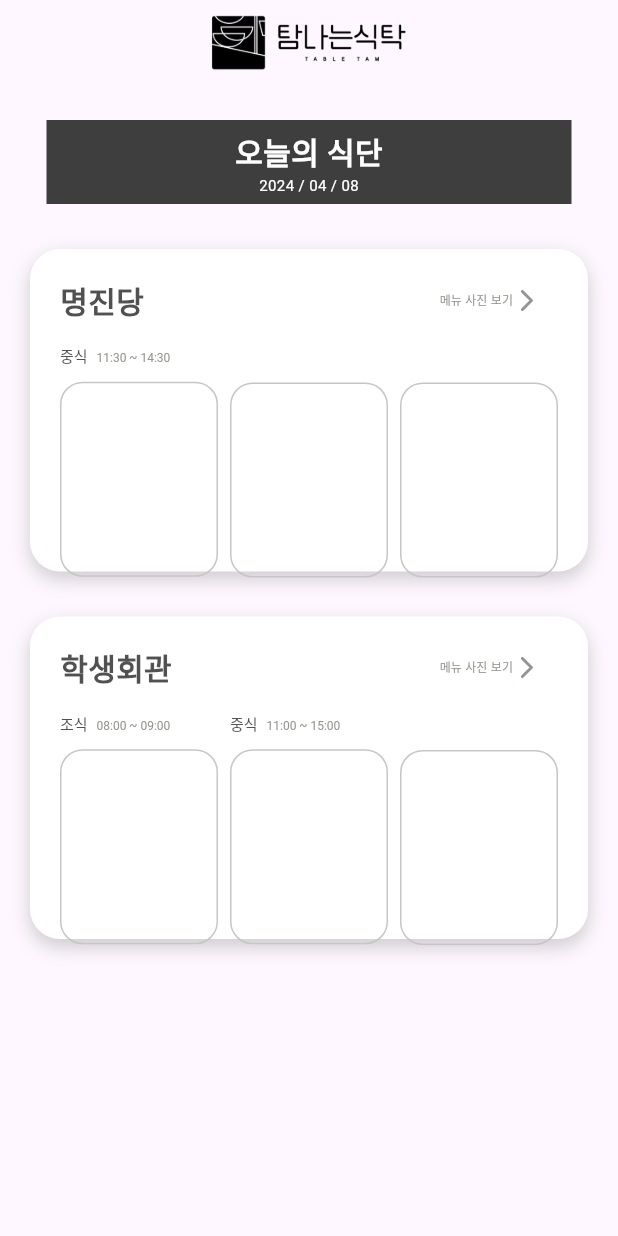
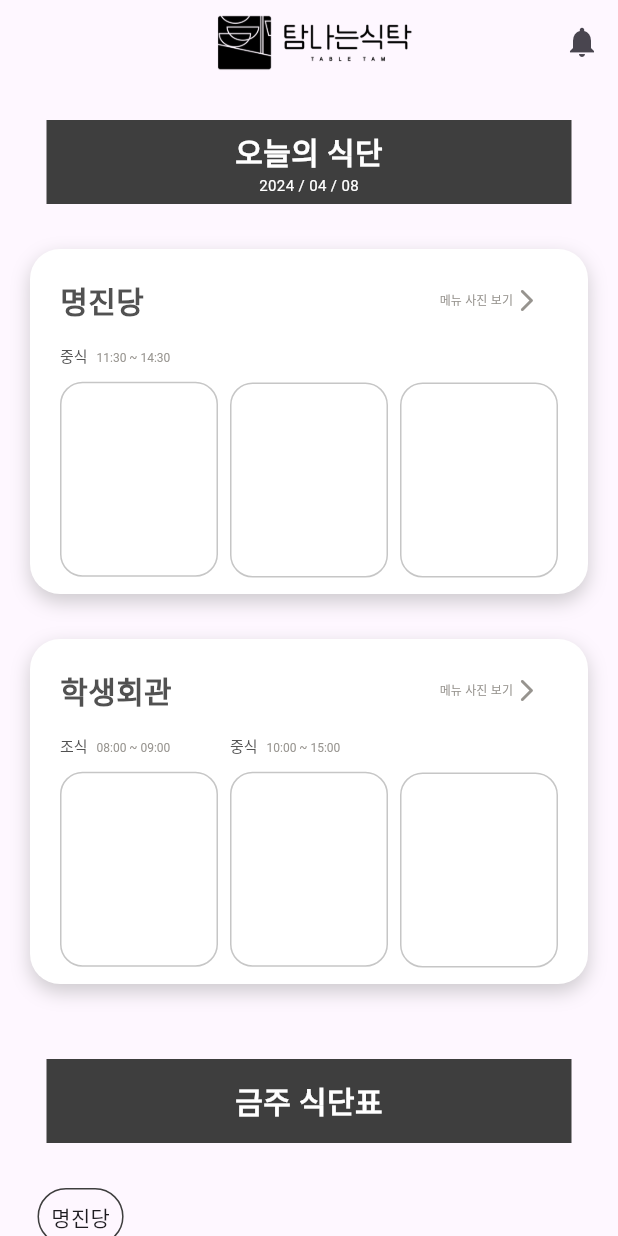
Before and after one commit to Team-Fiveguys/TAM-Cafeteria-Front, a Flutter app: the screen it shows after launch, on a phone screen of 412 x 824 dp. Run offline on Flutter 3.47's test engine with Material 3 defaults, Android fonts, the phone set to English and light mode, and no system bars.

Commit message:
메인 아래 화면, 알림 ui

```diff
--- a/lib/main.dart
+++ b/lib/main.dart
@@ -1,12 +1,13 @@
 import 'package:flutter/material.dart';
 import 'package:tam_cafeteria_front/screens/main_screen.dart';
+import 'package:tam_cafeteria_front/screens/notification_screen.dart';
 
 void main() {
-  runApp(const TamCafeteria());
+  runApp(const App());
 }
 
-class TamCafeteria extends StatelessWidget {
-  const TamCafeteria({super.key});
+class App extends StatelessWidget {
+  const App({super.key});
 
   // This widget is the root of your application.
   @override
@@ -21,16 +22,42 @@ class TamCafeteria extends StatelessWidget {
         appBar: PreferredSize(
           preferredSize: const Size.fromHeight(60),
           child: AppBar(
+            leading: Opacity(
+              // 투명한 아이콘 버튼 추가
+              opacity: 0.0,
+              child: IconButton(
+                icon: const Icon(Icons.menu),
+                onPressed: () {}, // 아무것도 하지 않음
+              ),
+            ),
+            actions: [
+              Builder(builder: (context) {
+                return IconButton(
+                  onPressed: () {
+                    Navigator.push(
+                      context,
+                      MaterialPageRoute(
+                        builder: (context) => const NotificationCenter(),
+                      ),
+                    );
+                  },
+                  icon: const Icon(Icons.notifications),
+                );
+              }),
+            ],
             title: Row(
               mainAxisAlignment: MainAxisAlignment.center,
               children: [
-                SizedBox(
+                Expanded(
+                  // Expanded로 Row의 자식을 감싸서 중앙 정렬 유지
+                  child: SizedBox(
                     height: 50,
                     child: Padding(
                       padding: const EdgeInsets.symmetric(vertical: 5),
                       child: Image.asset(
                         'assets/images/app_bar_logo.png',
                         fit: BoxFit.contain,
+                      ),
                     ),
                   ),
                 ),
--- /dev/null
+++ b/lib/models/cafeteria_model.dart
@@ -0,0 +1,9 @@
+class Cafeteria {
+  final String name, lunchHour;
+  final String? breakfastHour;
+
+  Cafeteria.fromJson(Map<String, dynamic> json)
+      : name = json['name'],
+        breakfastHour = json['breakfast_hour'],
+        lunchHour = json['lunch_hour'];
+}
--- a/lib/screens/main_screen.dart
+++ b/lib/screens/main_screen.dart
@@ -1,16 +1,34 @@
 import 'package:flutter/material.dart';
 import 'package:intl/intl.dart';
+import 'package:tam_cafeteria_front/models/cafeteria_model.dart';
 import 'package:tam_cafeteria_front/widgets/today_menu_info_widget.dart';
+import 'package:tam_cafeteria_front/widgets/week_menu_info_widget.dart';
 
 class MainScreen extends StatelessWidget {
   MainScreen({super.key});
 
   final DateTime now = DateTime.now();
   final DateFormat dateFormat = DateFormat('yyyy / MM / dd');
+
   @override
   Widget build(BuildContext context) {
-    // print(now);
-    return Padding(
+    final Map<String, dynamic> myongjin = {
+      'name': '명진당',
+      'lunch_hour': "11:30 ~ 14:30",
+    };
+
+    final Map<String, dynamic> hakgwan = {
+      'name': '학생회관',
+      'breakfast_hour': "08:00 ~ 09:00",
+      'lunch_hour': "10:00 ~ 15:00",
+    };
+
+    Cafeteria cafeteriaMyongjin = Cafeteria.fromJson(myongjin);
+    Cafeteria cafeteriaHakgwan = Cafeteria.fromJson(hakgwan);
+    return SingleChildScrollView(
+      child: Column(
+        children: [
+          Padding(
             padding: const EdgeInsets.all(20),
             child: Column(
               crossAxisAlignment: CrossAxisAlignment.center,
@@ -50,18 +68,59 @@ class MainScreen extends StatelessWidget {
                 const SizedBox(
                   height: 30,
                 ),
-          const TodayMenuInfo(
-            cafeteriaName: "명진당",
-            lunchHour: "11:30 ~ 14:30",
+                TodayMenuInfo(
+                  cafeteriaName: cafeteriaMyongjin.name,
+                  lunchHour: cafeteriaMyongjin.lunchHour,
                 ),
                 const SizedBox(
                   height: 30,
                 ),
-          const TodayMenuInfo(
-            cafeteriaName: "학생회관",
-            lunchHour: "11:00 ~ 15:00",
-            breakfastHour: "08:00 ~ 09:00",
+                TodayMenuInfo(
+                  cafeteriaName: cafeteriaHakgwan.name,
+                  lunchHour: cafeteriaHakgwan.lunchHour,
+                  breakfastHour: cafeteriaHakgwan.breakfastHour,
                 ),
+                const SizedBox(
+                  height: 30,
+                ),
+              ],
+            ),
+          ),
+          Container(
+            alignment: Alignment.center,
+            width: 350,
+            height: 56,
+            color: Theme.of(context).primaryColor,
+            child: const Padding(
+              padding: EdgeInsets.symmetric(
+                vertical: 5,
+              ),
+              child: Column(
+                mainAxisAlignment: MainAxisAlignment.center,
+                // crossAxisAlignment: CrossAxisAlignment.center,
+                children: [
+                  Text(
+                    '금주 식단표',
+                    style: TextStyle(
+                      color: Colors.white,
+                      fontSize: 20,
+                      fontWeight: FontWeight.bold,
+                    ),
+                  ),
+                ],
+              ),
+            ),
+          ),
+          Column(
+            children: [
+              WeekMenuInfo(
+                cafeteria: cafeteriaMyongjin,
+              ),
+              WeekMenuInfo(
+                cafeteria: cafeteriaHakgwan,
+              ),
+            ],
+          )
         ],
       ),
     );
--- a/lib/widgets/today_menu_info_widget.dart
+++ b/lib/widgets/today_menu_info_widget.dart
@@ -16,7 +16,7 @@ class TodayMenuInfo extends StatelessWidget {
   @override
   Widget build(BuildContext context) {
     return Container(
-      height: 215,
+      height: 230,
       decoration: BoxDecoration(
         color: Colors.white,
         borderRadius: BorderRadius.circular(20),
--- /dev/null
+++ b/lib/widgets/week_menu_info_widget.dart
@@ -0,0 +1,197 @@
+import 'package:flutter/material.dart';
+import 'package:tam_cafeteria_front/models/cafeteria_model.dart';
+
+class WeekMenuInfo extends StatelessWidget {
+  const WeekMenuInfo({
+    super.key,
+    required this.cafeteria,
+  });
+
+  final Cafeteria cafeteria;
+
+  @override
+  Widget build(BuildContext context) {
+    int today = DateTime.now().weekday; // 1: 월요일, 2: 화요일, ..., 7: 일요일
+    // 요일을 나타내는 문자열 리스트를 정의합니다.
+    List<String> days = ["월", "화", "수", "목", "금", "토", "일"];
+
+    // 오늘 요일을 리스트의 첫 번째 요소로 만들기 위해 리스트를 재배열합니다.
+    List<String> reorderedDays = [
+      days[today - 1],
+      ...days.where((day) => day != days[today - 1]),
+    ];
+
+    Color getBackgroundColor(int index) {
+      // 오늘 요일에 해당하는 아이템의 배경색을 다르게 설정합니다.
+      if (index == 0) {
+        return Colors.blue; // 오늘 요일에 대한 배경색
+      } else {
+        return Colors.white; // 기본 배경색
+      }
+    }
+
+    return Column(
+      children: [
+        const SizedBox(
+          height: 20,
+        ),
+        Padding(
+          padding: const EdgeInsets.symmetric(horizontal: 25, vertical: 10),
+          child: Align(
+            alignment: Alignment.centerLeft,
+            child: Container(
+              decoration: BoxDecoration(
+                border: Border.all(
+                  color: Theme.of(context).primaryColor,
+                  width: 1,
+                ),
+                borderRadius: BorderRadius.circular(20),
+              ),
+              child: Padding(
+                padding: const EdgeInsets.all(8.0),
+                child: Text(cafeteria.name),
+              ),
+            ),
+          ),
+        ),
+        if (cafeteria.breakfastHour != null)
+          Column(
+            children: [
+              Container(
+                decoration: BoxDecoration(
+                  color: Colors.grey[100],
+                ),
+                padding: const EdgeInsets.symmetric(
+                  horizontal: 30,
+                  vertical: 10,
+                ),
+                child: Row(
+                  crossAxisAlignment: CrossAxisAlignment.center,
+                  children: [
+                    Text(
+                      '조식',
+                      style: TextStyle(
+                        color: Theme.of(context).primaryColor,
+                        fontWeight: FontWeight.bold,
+                        fontSize: 20,
+                      ),
+                    ),
+                    const SizedBox(
+                      width: 8,
+                    ),
+                    Text(
+                      cafeteria.breakfastHour!,
+                      style: TextStyle(
+                        color: Theme.of(context).primaryColorLight,
+                        fontSize: 8,
+                      ),
+                    ),
+                  ],
+                ),
+              ),
+              const SizedBox(
+                height: 20,
+              ),
+              SizedBox(
+                height: 150, // ListView의 높이를 설정합니다.
+                child: ListView.builder(
+                  scrollDirection: Axis.horizontal, // 가로 방향으로 스크롤되도록 설정합니다.
+                  itemCount: reorderedDays.length, // 아이템의 개수를 설정합니다.
+                  itemBuilder: (context, index) {
+                    return SizedBox(
+                      width: 100, // 각 아이템의 너비를 설정합니다.
+
+                      child: Card(
+                        color: getBackgroundColor(
+                            index), // 오늘 요일에 대해서만 배경색을 설정합니다.
+                        child: Padding(
+                          padding: const EdgeInsets.all(8.0),
+                          child: Column(
+                            crossAxisAlignment: CrossAxisAlignment.start,
+                            children: [
+                              Text(reorderedDays[index]),
+                            ], // 요일을 표시합니다.
+                          ),
+                        ),
+                      ),
+                    );
+                  },
+                ),
+              ),
+              const SizedBox(
+                height: 30,
+              ),
+            ],
+          ),
+        Column(
+          children: [
+            Container(
+              decoration: BoxDecoration(
+                color: Colors.grey[100],
+              ),
+              padding: const EdgeInsets.symmetric(
+                horizontal: 30,
+                vertical: 10,
+              ),
+              child: Row(
+                crossAxisAlignment: CrossAxisAlignment.center,
+                children: [
+                  Text(
+                    '중식',
+                    style: TextStyle(
+                      color: Theme.of(context).primaryColor,
+                      fontWeight: FontWeight.bold,
+                      fontSize: 20,
+                    ),
+                  ),
+                  const SizedBox(
+                    width: 8,
+                  ),
+                  Text(
+                    cafeteria.lunchHour,
+                    style: TextStyle(
+                      color: Theme.of(context).primaryColorLight,
+                      fontSize: 8,
+                    ),
+                  ),
+                ],
+              ),
+            ),
+            const SizedBox(
+              height: 20,
+            ),
+            SizedBox(
+              height: 150, // ListView의 높이를 설정합니다.
+              child: ListView.builder(
+                scrollDirection: Axis.horizontal, // 가로 방향으로 스크롤되도록 설정합니다.
+                itemCount: reorderedDays.length, // 아이템의 개수를 설정합니다.
+                itemBuilder: (context, index) {
+                  return SizedBox(
+                    width: 100, // 각 아이템의 너비를 설정합니다.
+
+                    child: Card(
+                      color:
+                          getBackgroundColor(index), // 오늘 요일에 대해서만 배경색을 설정합니다.
+                      child: Padding(
+                        padding: const EdgeInsets.all(8.0),
+                        child: Column(
+                          crossAxisAlignment: CrossAxisAlignment.start,
+                          children: [
+                            Text(reorderedDays[index]),
+                          ], // 요일을 표시합니다.
+                        ),
+                      ),
+                    ),
+                  );
+                },
+              ),
+            ),
+            const SizedBox(
+              height: 30,
+            ),
+          ],
+        ),
+      ],
+    );
+  }
+}
```
Also changed, not shown: lib/screens/notification_screen.dart (added, +149 -0 lines), 1 other file. Lines whose indentation alone changed are shown as unchanged.
